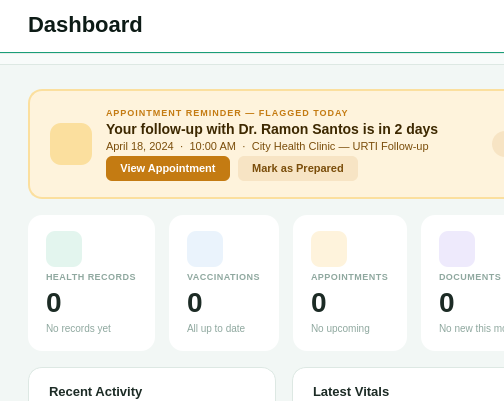
First picture: the form in src/ui/page_dashboard.ui, repository shasheenahdeeneillelumasag/CCC151---Group-Project, before the edit.
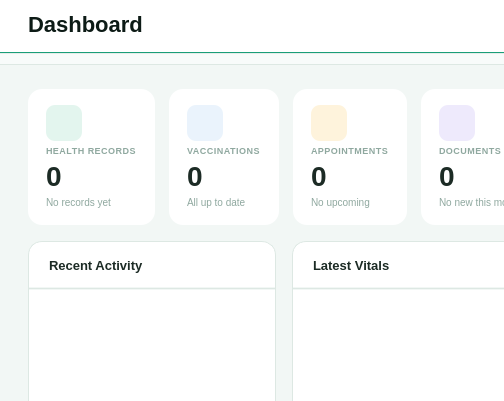
Second picture: the form after the edit. Icons and pictures are not drawn.

Commit message: Move toolbar buttons to right, add search fields, style QLineEdit consistently

Diff of the .ui file:
```diff
--- a/src/ui/page_dashboard.ui
+++ b/src/ui/page_dashboard.ui
@@ -144,163 +144,7 @@
        <property name="bottomMargin">
         <number>28</number>
        </property>
-       <item>
-        <widget class="QFrame" name="reminderBanner">
-         <property name="styleSheet">
-          <string>
-           QFrame#reminderBanner { background: #FEF3DC; border: 1.5px solid #FBDF9E; border-radius: 14px; }
-          </string>
-         </property>
-         <layout class="QHBoxLayout" name="bannerLayout">
-          <property name="spacing">
-           <number>14</number>
-          </property>
-          <property name="leftMargin">
-           <number>20</number>
-          </property>
-          <property name="topMargin">
-           <number>16</number>
-          </property>
-          <property name="rightMargin">
-           <number>20</number>
-          </property>
-          <property name="bottomMargin">
-           <number>16</number>
-          </property>
-          <item>
-           <widget class="QLabel" name="bannerIcon">
-            <property name="minimumSize">
-             <size>
-              <width>42</width>
-              <height>42</height>
-             </size>
-            </property>
-            <property name="maximumSize">
-             <size>
-              <width>42</width>
-              <height>42</height>
-             </size>
-            </property>
-            <property name="styleSheet">
-             <string>QLabel { background: #FBDF9E; border-radius: 11px;
-    }</string>
-            </property>
-            <property name="pixmap"><pixmap><normaloff>../assets/ic_bell.svg</normaloff>../assets/ic_bell.svg</pixmap></property>
-     <property name="scaledContents"><bool>true</bool></property>
-            <property name="alignment">
-             <set>Qt::AlignmentFlag::AlignCenter</set>
-            </property>
-           </widget>
-          </item>
-          <item>
-           <layout class="QVBoxLayout">
-            <property name="spacing">
-             <number>3</number>
-            </property>
-            <item>
-             <widget class="QLabel" name="bannerEyebrow">
-              <property name="styleSheet">
-               <string>QLabel { font-size: 9px; font-weight: bold; color: #C47B12; letter-spacing: 1px; }</string>
-              </property>
-              <property name="text">
-               <string>APPOINTMENT REMINDER — FLAGGED TODAY</string>
-              </property>
-             </widget>
-            </item>
-            <item>
-             <widget class="QLabel" name="bannerTitle">
-              <property name="styleSheet">
-               <string>QLabel { font-size: 14px; font-weight: bold; color: #3D2800; }</string>
-              </property>
-              <property name="text">
-               <string>Your follow-up with Dr. Ramon Santos is in 2 days</string>
-              </property>
-             </widget>
-            </item>
-            <item>
-             <widget class="QLabel" name="bannerSub">
-              <property name="styleSheet">
-               <string>QLabel { font-size: 11px; color: #7A4D0A; }</string>
-              </property>
-              <property name="text">
-               <string>April 18, 2024  ·  10:00 AM  ·  City Health Clinic — URTI Follow-up</string>
-              </property>
-             </widget>
-            </item>
-            <item>
-             <layout class="QHBoxLayout">
-              <property name="spacing">
-               <number>8</number>
-              </property>
-              <item>
-               <widget class="QPushButton" name="btnViewAppt">
-                <property name="cursor">
-                 <cursorShape>PointingHandCursor</cursorShape>
-                </property>
-                <property name="styleSheet">
-                 <string>QPushButton { background: #C47B12; color: #FFF; font-size: 11px; font-weight: 600; border: none; border-radius: 6px; padding: 6px 14px; } QPushButton:hover { background: #7A4D0A; }</string>
-                </property>
-                <property name="text">
-                 <string>View Appointment</string>
-                </property>
-               </widget>
-              </item>
-              <item>
-               <widget class="QPushButton" name="btnDismissReminder">
-                <property name="cursor">
-                 <cursorShape>PointingHandCursor</cursorShape>
-                </property>
-                <property name="styleSheet">
-                 <string>QPushButton { background: rgba(196,123,18,0.12); color: #7A4D0A; font-size: 11px; font-weight: 600; border: none; border-radius: 6px; padding: 6px 14px; } QPushButton:hover { background: rgba(196,123,18,0.22); }</string>
-                </property>
-                <property name="text">
-                 <string>Mark as Prepared</string>
-                </property>
-               </widget>
-              </item>
-              <item>
-               <spacer>
-                <property name="orientation">
-                 <enum>Qt::Horizontal</enum>
-                </property>
-                <property name="sizeHint" stdset="0">
-                 <size>
-                  <width>0</width>
-                  <height>0</height>
-                 </size>
-                </property>
-               </spacer>
-              </item>
-             </layout>
-            </item>
-           </layout>
-          </item>
-          <item>
-           <widget class="QPushButton" name="btnCloseBanner">
-            <property name="minimumSize">
-             <size>
-              <width>26</width>
-              <height>26</height>
-             </size>
-            </property>
-            <property name="maximumSize">
-             <size>
-              <width>26</width>
-              <height>26</height>
-             </size>
-            </property>
-            <property name="cursor">
-             <cursorShape>PointingHandCursor</cursorShape>
-            </property>
-            <property name="styleSheet">
-             <string>QPushButton { background: rgba(196,123,18,0.12); color: #C47B12; border: none; border-radius: 13px; font-size: 13px; font-weight: bold; } QPushButton:hover { background: rgba(196,123,18,0.25); }</string>
-            </property>
-            <property name="text"><string></string></property>
-           </widget>
-          </item>
-         </layout>
-        </widget>
-       </item>
+
        <item>
         <layout class="QHBoxLayout" name="statsRow">
          <property name="spacing">
@@ -751,17 +595,17 @@
               <property name="bottomMargin">
                <number>14</number>
               </property>
-              <item>
-               <widget class="QLabel" name="vitalsTitle">
-                <property name="styleSheet">
-                 <string>QLabel { font-size: 13px; font-weight: bold; color: #1C2B25; }</string>
-                </property>
-                <property name="text">
-                 <string>Latest Vitals</string>
-                </property>
-               </widget>
-              </item>
-                </layout>
+               <item>
+                <widget class="QLabel" name="vitalsTitle">
+                 <property name="styleSheet">
+                  <string>QLabel { font-size: 13px; font-weight: bold; color: #1C2B25; }</string>
+                 </property>
+                 <property name="text">
+                  <string>Latest Vitals</string>
+                 </property>
+                </widget>
+               </item>
+                 </layout>
              </item>
              <item>
               <widget class="QFrame" name="vitalsDivider">
```
Left out of the diff: 12 changed lines with no effect on the pictures. The commit also changes 19 other files.
